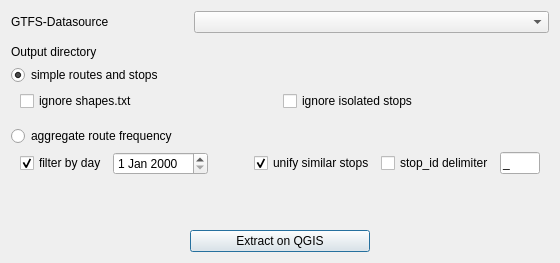
MIERUNE/GTFS-GO, file gtfs_go_dialog_base.ui: the form before one commit.
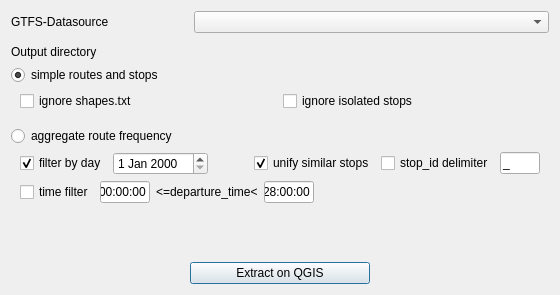
The form after the commit. Custom widgets are drawn as their Qt base class.

Commit message: add time filter for dialog

Patch:
```diff
--- a/gtfs_go_dialog_base.ui
+++ b/gtfs_go_dialog_base.ui
@@ -7,7 +7,7 @@
     <x>0</x>
     <y>0</y>
     <width>543</width>
-    <height>263</height>
+    <height>295</height>
    </rect>
   </property>
   <property name="sizePolicy">
@@ -269,6 +269,87 @@
         </item>
        </layout>
       </item>
+      <item>
+       <layout class="QHBoxLayout" name="horizontalLayout_8">
+        <item>
+         <widget class="QCheckBox" name="timeFilterCheckBox">
+          <property name="sizePolicy">
+           <sizepolicy hsizetype="Preferred" vsizetype="Fixed">
+            <horstretch>0</horstretch>
+            <verstretch>0</verstretch>
+           </sizepolicy>
+          </property>
+          <property name="text">
+           <string>time filter</string>
+          </property>
+         </widget>
+        </item>
+        <item>
+         <widget class="QLineEdit" name="beginTimeLineEdit">
+          <property name="sizePolicy">
+           <sizepolicy hsizetype="Minimum" vsizetype="Fixed">
+            <horstretch>0</horstretch>
+            <verstretch>0</verstretch>
+           </sizepolicy>
+          </property>
+          <property name="maximumSize">
+           <size>
+            <width>50</width>
+            <height>16777215</height>
+           </size>
+          </property>
+          <property name="text">
+           <string>00:00:00</string>
+          </property>
+          <property name="placeholderText">
+           <string/>
+          </property>
+         </widget>
+        </item>
+        <item>
+         <widget class="QLabel" name="label_3">
+          <property name="text">
+           <string>&lt;=departure_time&lt;</string>
+          </property>
+         </widget>
+        </item>
+        <item>
+         <widget class="QLineEdit" name="endTimeLineEdit">
+          <property name="sizePolicy">
+           <sizepolicy hsizetype="Minimum" vsizetype="Fixed">
+            <horstretch>0</horstretch>
+            <verstretch>0</verstretch>
+           </sizepolicy>
+          </property>
+          <property name="maximumSize">
+           <size>
+            <width>50</width>
+            <height>16777215</height>
+           </size>
+          </property>
+          <property name="text">
+           <string>28:00:00</string>
+          </property>
+          <property name="placeholderText">
+           <string/>
+          </property>
+         </widget>
+        </item>
+        <item>
+         <spacer name="horizontalSpacer_5">
+          <property name="orientation">
+           <enum>Qt::Horizontal</enum>
+          </property>
+          <property name="sizeHint" stdset="0">
+           <size>
+            <width>40</width>
+            <height>20</height>
+           </size>
+          </property>
+         </spacer>
+        </item>
+       </layout>
+      </item>
      </layout>
     </widget>
    </item>
```
The commit also changes 5 other files.
